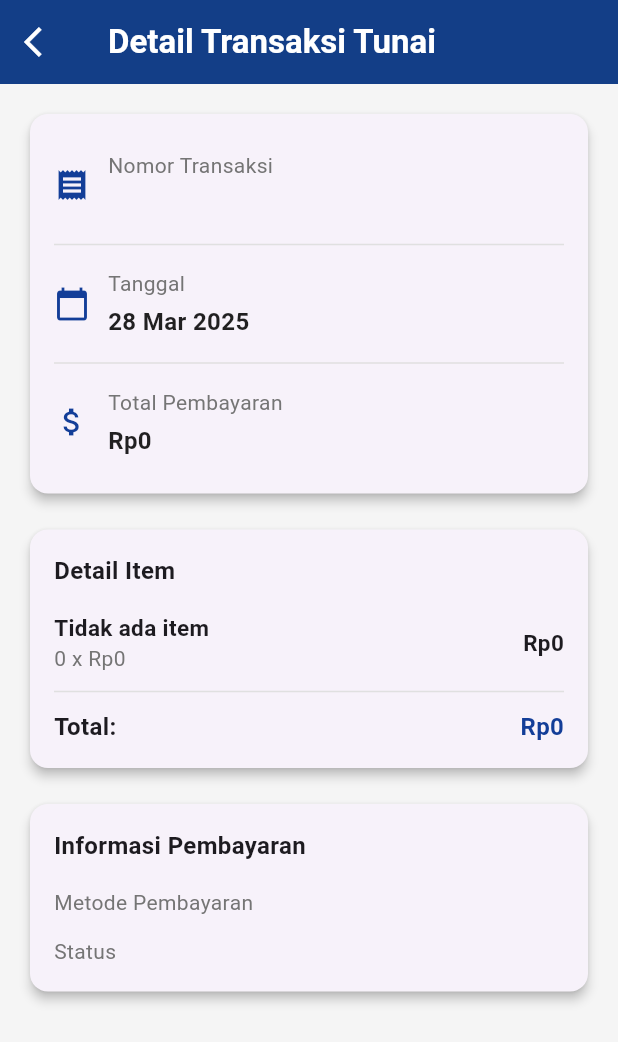
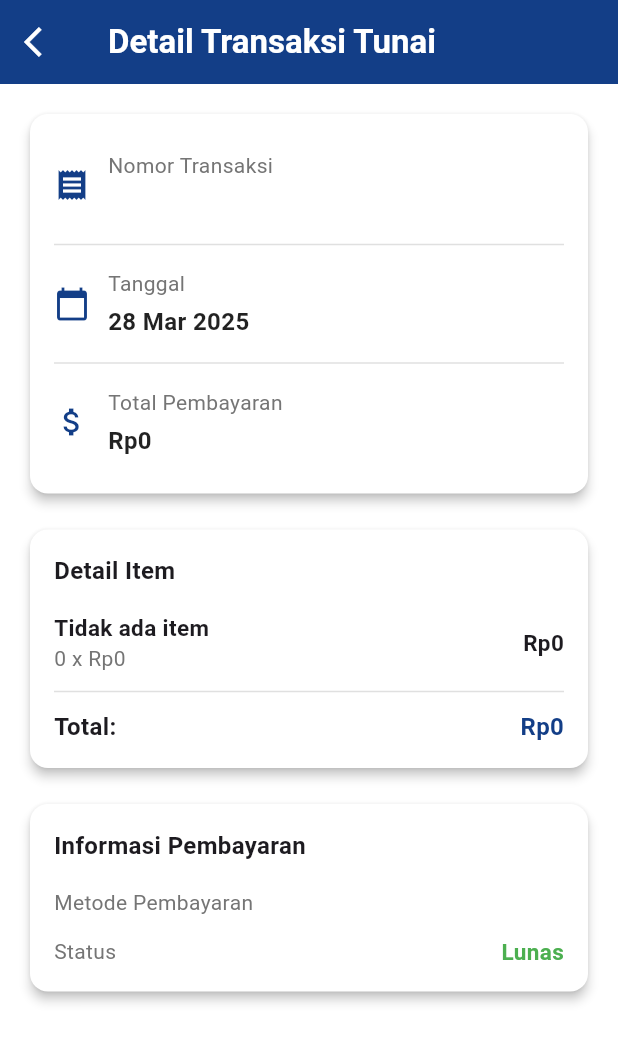
Before and after one commit to tabinadifa/si_kasir, a Flutter app: the DetailTunaiScreen screen opened directly with empty values, on a phone screen of 412 x 824 dp. Shown: the top 1042 px of the screen. Run offline on Flutter 3.47's test engine with Material 3 defaults, Android fonts, the phone set to English and light mode, and no system bars; our stand-ins replace cloud_firestore, firebase_auth, firebase_core, fl_chart, image_picker, shared_preferences; missing offline and left inert: cloudinary_public, mobile_scanner; accounts and stored records are empty.

Commit message:
detail tunai

```diff
--- a/lib/views/transaksi/tunai/detail_tunai.dart
+++ b/lib/views/transaksi/tunai/detail_tunai.dart
@@ -73,6 +73,9 @@ class _DetailTunaiScreenState extends State<DetailTunaiScreen> {
   bool _isLoading = true;
   final FirebaseFirestore _firestore = FirebaseFirestore.instance;
 
+  // Warna utama aplikasi
+  final Color primaryColor = const Color(0xFF133E87);
+
   // Format currency dengan pemisah ribuan (.)
   final NumberFormat currencyFormatter = NumberFormat.currency(
     locale: 'id_ID',
@@ -105,7 +108,7 @@ class _DetailTunaiScreenState extends State<DetailTunaiScreen> {
       } else {
         // Handle case where document doesn't exist
         ScaffoldMessenger.of(context).showSnackBar(
-          SnackBar(content: Text('Transaksi tidak ditemukan')),
+          const SnackBar(content: Text('Transaksi tidak ditemukan')),
         );
         setState(() {
           _isLoading = false;
@@ -126,7 +129,7 @@ class _DetailTunaiScreenState extends State<DetailTunaiScreen> {
   @override
   Widget build(BuildContext context) {
     return Scaffold(
-      backgroundColor: const Color(0xFFF5F5F5),
+      backgroundColor: Colors.white,
       appBar: AppBar(
         leading: IconButton(
           icon: const Icon(Icons.arrow_back_ios, color: Colors.white),
@@ -139,11 +142,11 @@ class _DetailTunaiScreenState extends State<DetailTunaiScreen> {
             fontWeight: FontWeight.w600,
           ),
         ),
-        backgroundColor: const Color(0xFF133E87),
+        backgroundColor: primaryColor,
         elevation: 0,
       ),
       body: _isLoading
-          ? const Center(child: CircularProgressIndicator())
+          ? Center(child: CircularProgressIndicator(color: primaryColor))
           : SingleChildScrollView(
               child: Padding(
                 padding: const EdgeInsets.all(16.0),
@@ -165,6 +168,7 @@ class _DetailTunaiScreenState extends State<DetailTunaiScreen> {
   Widget _buildTransactionDetailCard() {
     return Card(
       elevation: 3,
+      color: Colors.white,
       shape: RoundedRectangleBorder(
         borderRadius: BorderRadius.circular(12),
       ),
@@ -201,7 +205,7 @@ class _DetailTunaiScreenState extends State<DetailTunaiScreen> {
       padding: const EdgeInsets.symmetric(vertical: 8.0),
       child: Row(
         children: [
-          Icon(icon, color: const Color(0xFF133E98), size: 24),
+          Icon(icon, color: primaryColor, size: 24),
           const SizedBox(width: 12.0),
           Expanded(
             child: Column(
@@ -231,6 +235,7 @@ class _DetailTunaiScreenState extends State<DetailTunaiScreen> {
   Widget _buildItemDetailCard() {
     return Card(
       elevation: 3,
+      color: Colors.white,
       shape: RoundedRectangleBorder(
         borderRadius: BorderRadius.circular(12),
       ),
@@ -279,10 +284,10 @@ class _DetailTunaiScreenState extends State<DetailTunaiScreen> {
                 ),
                 Text(
                   currencyFormatter.format(_transactionDetail!.amount),
-                  style: const TextStyle(
+                  style: TextStyle(
                     fontWeight: FontWeight.bold,
                     fontSize: 16,
-                    color: Color(0xFF133E98),
+                    color: primaryColor,
                   ),
                 ),
               ],
@@ -296,6 +301,7 @@ class _DetailTunaiScreenState extends State<DetailTunaiScreen> {
   Widget _buildPaymentInfoCard() {
     return Card(
       elevation: 3,
+      color: Colors.white,
       shape: RoundedRectangleBorder(
         borderRadius: BorderRadius.circular(12),
       ),
@@ -330,9 +336,9 @@ class _DetailTunaiScreenState extends State<DetailTunaiScreen> {
                   'Status',
                   style: TextStyle(color: Colors.grey.shade600, fontSize: 14),
                 ),
-                Text(
-                  _transactionDetail!.status,
-                  style: const TextStyle(
+                const Text(
+                  'Lunas',
+                  style: TextStyle(
                     fontWeight: FontWeight.bold,
                     color: Colors.green,
                     fontSize: 15,
```
